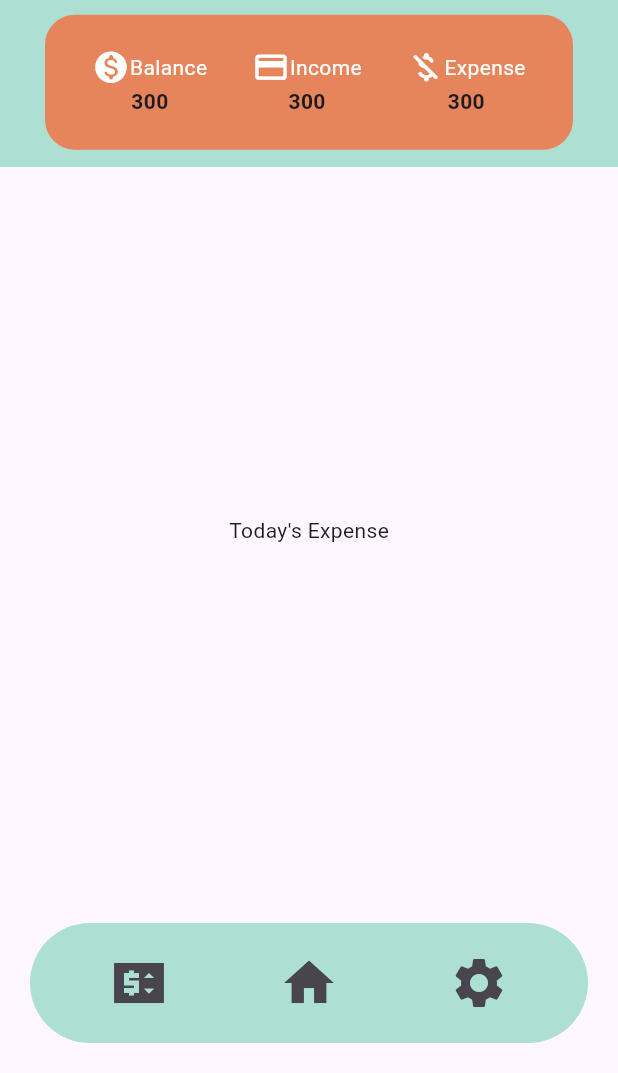
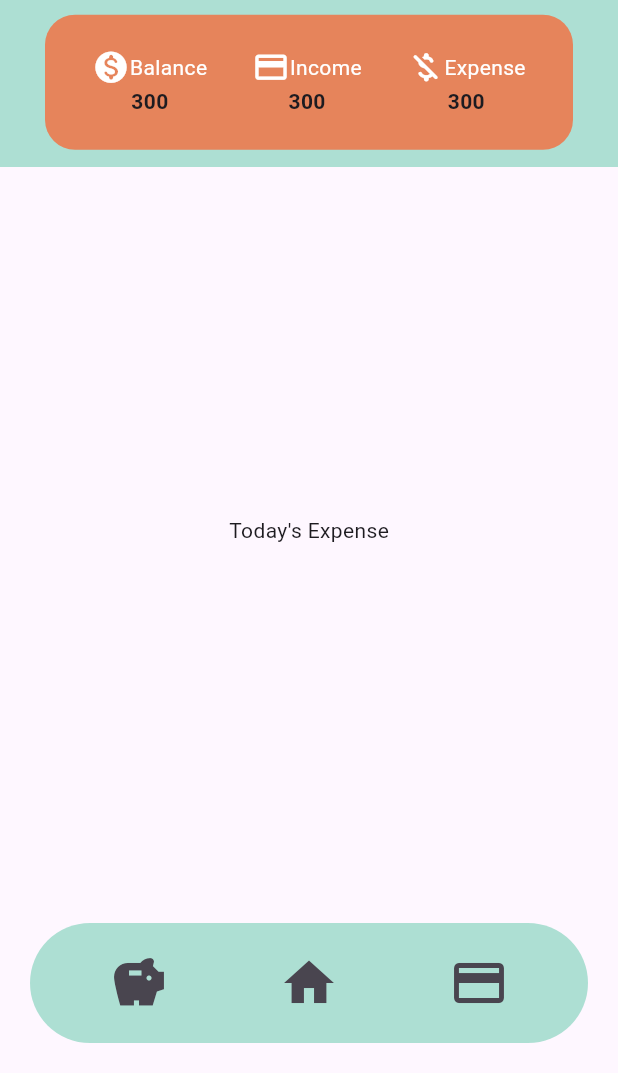
Before and after one commit to ru-wel/adet-ka-ching, a Flutter app: the screen it shows after launch, on a phone screen of 412 x 824 dp, the part 163-1236 px from its top. Run offline on Flutter 3.47's test engine with Material 3 defaults, Android fonts, the phone set to English and light mode, and no system bars; our stand-ins replace date_field; Roboto replaces fonts that are missing (Jua).

Commit message:
changed the icons of the bottom nav bar

```diff
--- a/lib/pages/homePage.dart
+++ b/lib/pages/homePage.dart
@@ -58,7 +58,8 @@ class _homePageState extends State<homePage> {
                                         children: [
                                           Row(
                                             children: [
-                                            Icon(Icons.monetization_on_rounded,
+                                              Icon(
+                                                  Icons.monetization_on_rounded,
                                                   size: 25.0,
                                                   color: Colors.white),
                                               Text(
@@ -151,7 +152,7 @@ class _homePageState extends State<homePage> {
                             onPressed: () {
                               Navigator.of(context).pushNamed('addExpense');
                             },
-                        icon: Icon(Icons.price_change_sharp),
+                            icon: Icon(Icons.savings),
                             iconSize: 40.0,
                           ),
                           IconButton(
@@ -161,12 +162,11 @@ class _homePageState extends State<homePage> {
                           ),
                           IconButton(
                             onPressed: () {},
-                        icon: Icon(Icons.settings),
+                            icon: Icon(Icons.credit_card),
                             iconSize: 40.0,
                           ),
                         ],
                       )),
-            )))
-        );
+                ))));
   }
 }
```
Lines whose indentation alone changed are shown as unchanged.
